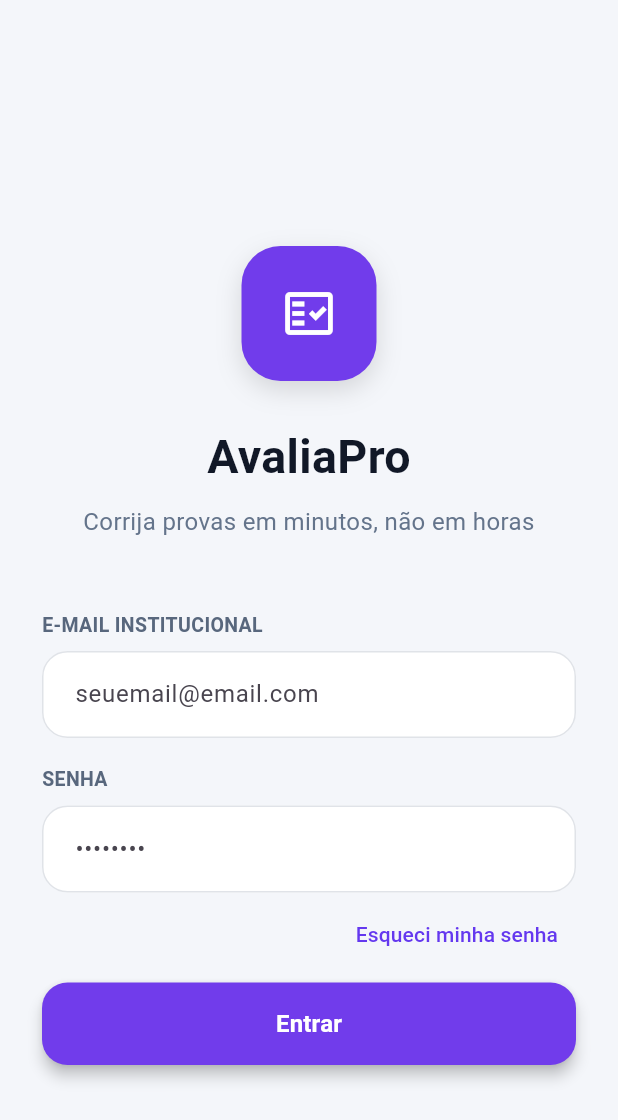
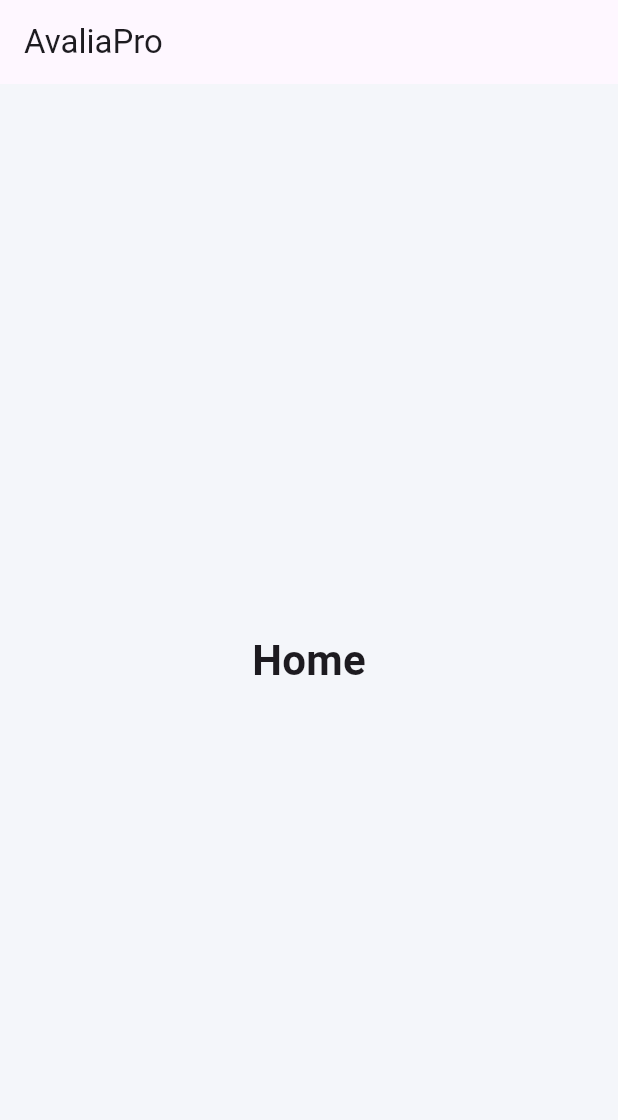
Before and after one commit to JoaoVitorWinter/prova_certa, a Flutter app: the screen it shows after launch, after a tap on "Entrar", on a phone screen of 412 x 824 dp. Shown: the top 1120 px of the screen. Run offline on Flutter 3.47's test engine with Material 3 defaults, Android fonts, the phone set to English and light mode, and no system bars.

Commit message:
Adicionado login mockado

```diff
--- /dev/null
+++ b/lib/screens/home_screen.dart
@@ -0,0 +1,24 @@
+import 'package:flutter/material.dart';
+
+class HomeScreen extends StatelessWidget {
+  const HomeScreen({super.key});
+
+  @override
+  Widget build(BuildContext context) {
+    return Scaffold(
+      backgroundColor: const Color(0xFFF4F6FA),
+      appBar: AppBar(
+        title: const Text('AvaliaPro'),
+      ),
+      body: const Center(
+        child: Text(
+          'Home',
+          style: TextStyle(
+            fontSize: 28,
+            fontWeight: FontWeight.bold,
+          ),
+        ),
+      ),
+    );
+  }
+}
--- a/lib/screens/login_screen.dart
+++ b/lib/screens/login_screen.dart
@@ -1,4 +1,5 @@
 import 'package:flutter/material.dart';
+import 'home_screen.dart';
 
 class LoginScreen extends StatelessWidget {
   const LoginScreen({super.key});
@@ -85,7 +86,7 @@ class LoginScreen extends StatelessWidget {
                     TextField(
                       keyboardType: TextInputType.emailAddress,
                       decoration: InputDecoration(
-                        hintText: 'seuemail@email.com',
+                        hintText: 'seuemail@email.com.br',
                         filled: true,
                         fillColor: Colors.white,
                         contentPadding: const EdgeInsets.symmetric(
@@ -179,7 +180,14 @@ class LoginScreen extends StatelessWidget {
                     SizedBox(
   height: 55,
   child: ElevatedButton(
-                        onPressed: () {},
+    onPressed: () {
+      Navigator.pushReplacement(
+        context,
+        MaterialPageRoute(
+          builder: (context) => const HomeScreen(),
+        ),
+      );
+    },
     style: ElevatedButton.styleFrom(
       backgroundColor: const Color(0xFF713CEB),
       foregroundColor: Colors.white,
```
Lines whose indentation alone changed are shown as unchanged.
